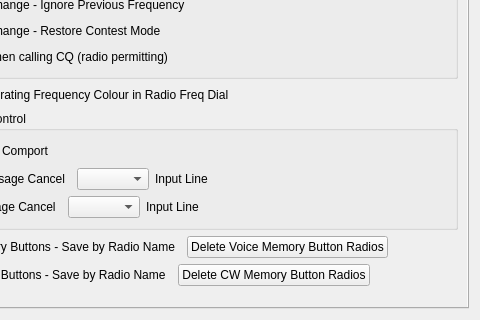
HamRadioOnline/Minos2-Mirror, file mqt/MqtLogger/radiosettingdialog.ui: the form before one commit; both pictures show x 110 to 590 and y 132 to 452 of the 590 by 452 pixel window.
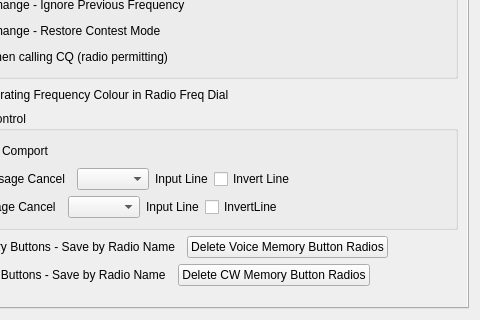
The form after the commit.

Commit message: more ptt cancel stuff, display state in keyer, invert input signal.

Diff of the .ui file:
```diff
--- a/mqt/MqtLogger/radiosettingdialog.ui
+++ b/mqt/MqtLogger/radiosettingdialog.ui
@@ -152,6 +152,13 @@
                 </property>
                </widget>
               </item>
+              <item>
+               <widget class="QCheckBox" name="voiceCancelInvertLineCheckBox">
+                <property name="text">
+                 <string>Invert Line</string>
+                </property>
+               </widget>
+              </item>
               <item>
                <spacer name="horizontalSpacer_9">
                 <property name="orientation">
@@ -186,6 +193,13 @@
                 </property>
                </widget>
               </item>
+              <item>
+               <widget class="QCheckBox" name="cwCancelInvertLineCheckBox">
+                <property name="text">
+                 <string>InvertLine</string>
+                </property>
+               </widget>
+              </item>
               <item>
                <spacer name="horizontalSpacer_10">
                 <property name="orientation">
```
The commit also changes 9 other files.
